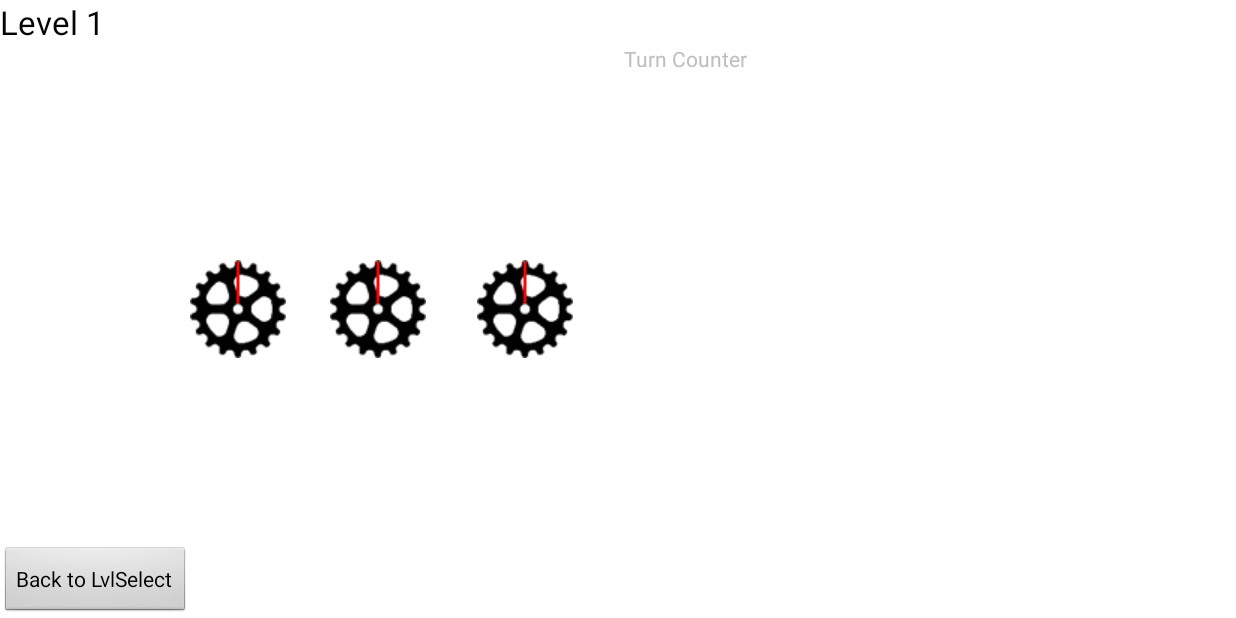
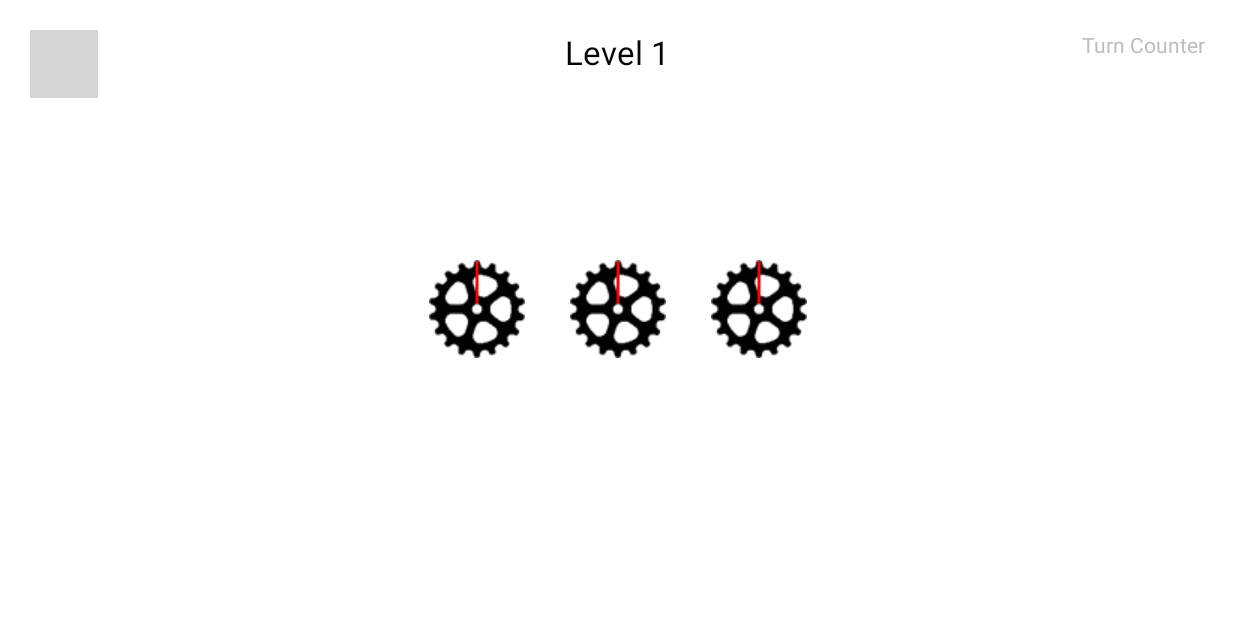
Before and after one commit to Skyrisu/Gear, an Android app: the Level1 screen opened directly, with no data from a screen before it, on a phone screen of 824 x 412 dp (held sideways). Run offline under Robolectric (Android 15) with nearby library versions, the phone set to English and light mode, and no system bars; grey boxes are pictures that could not be loaded.

Commit message:
activity level 1 fertig designed

```diff
--- a/app/src/main/res/layout/activity_level1.xml
+++ b/app/src/main/res/layout/activity_level1.xml
@@ -6,59 +6,45 @@
     android:background="#ffffffff">
 
     <TextView
-        android:layout_width="fill_parent"
+        android:layout_width="wrap_content"
         android:layout_height="wrap_content"
         android:textAppearance="?android:attr/textAppearanceLarge"
         android:text="Level 1"
         android:id="@+id/textView3"
-        android:layout_alignParentTop="true"
-        android:layout_alignParentLeft="true"
-        android:layout_alignParentStart="true"
-        android:textColor="#fa000000" />
-
-    <Button
-        android:layout_width="wrap_content"
-        android:layout_height="wrap_content"
-        android:text="Back to LvlSelect"
-        android:id="@+id/button6"
-        android:onClick="openLvlSelect"
-        android:layout_alignParentBottom="true"
-        android:layout_alignParentLeft="true"
-        android:layout_alignParentStart="true" />
+        android:textColor="#fa000000"
+        android:layout_centerHorizontal="true"
+        android:layout_marginTop="20dp" />
 
     <ImageButton
         android:layout_width="wrap_content"
         android:layout_height="wrap_content"
         android:id="@+id/Gear1"
-        android:layout_toEndOf="@+id/button6"
         android:src="@drawable/gearlvl"
         android:background="@null"
         android:onClick="turnGear"
-        android:layout_toRightOf="@+id/button6"
-        android:layout_alignTop="@+id/Gear2" />
+        android:layout_marginRight="30dp"
+        android:layout_centerVertical="true"
+        android:layout_toLeftOf="@+id/Gear2" />
 
     <ImageButton
         android:layout_width="wrap_content"
         android:layout_height="wrap_content"
         android:id="@+id/Gear2"
-        android:layout_toEndOf="@+id/Gear1"
         android:src="@drawable/gearlvl"
         android:background="@null"
         android:onClick="turnGear"
         android:layout_centerVertical="true"
-        android:layout_toRightOf="@+id/Gear1"
-        android:layout_marginLeft="29dp" />
+        android:layout_centerHorizontal="true" />
 
     <ImageButton
         android:layout_width="wrap_content"
         android:layout_height="wrap_content"
         android:id="@+id/Gear3"
-        android:layout_toEndOf="@+id/Gear2"
         android:src="@drawable/gearlvl"
         android:background="@null"
         android:onClick="turnGear"
-        android:layout_marginLeft="34dp"
         android:layout_centerVertical="true"
+        android:layout_marginLeft="30dp"
         android:layout_toRightOf="@+id/Gear2" />
 
     <TextView
@@ -67,10 +53,9 @@
         android:textAppearance="?android:attr/textAppearanceSmall"
         android:text="Turn Counter"
         android:id="@+id/textView6"
-        android:layout_below="@+id/textView3"
-        android:layout_toRightOf="@+id/Gear3"
-        android:layout_toEndOf="@+id/Gear3"
-        android:layout_marginLeft="34dp" />
+        android:layout_marginTop="20dp"
+        android:layout_alignParentRight="true"
+        android:layout_marginRight="20dp" />
 
     <TextView
         android:layout_width="wrap_content"
@@ -81,4 +66,15 @@
         android:layout_toRightOf="@+id/textView6"
         android:layout_toEndOf="@+id/textView6" />
 
+    <ImageButton
+        android:layout_width="45dp"
+        android:layout_height="45dp"
+        android:id="@+id/backbutton"
+        android:background="@drawable/menusymbol"
+        android:layout_marginTop="20dp"
+        android:layout_marginLeft="20dp"
+        android:layout_alignParentStart="false"
+        android:onClick="openLvlSelect" />
+
+
 </RelativeLayout>
```
